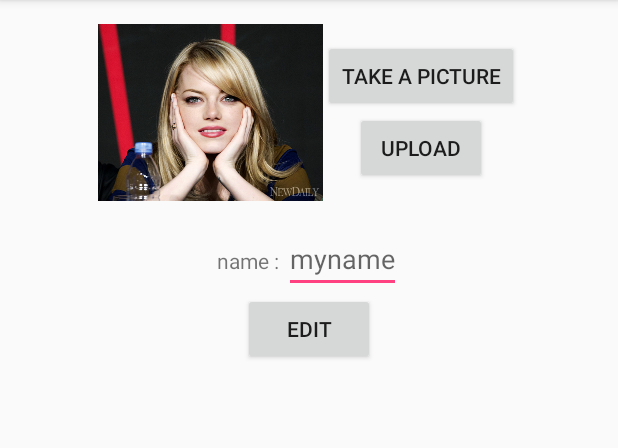
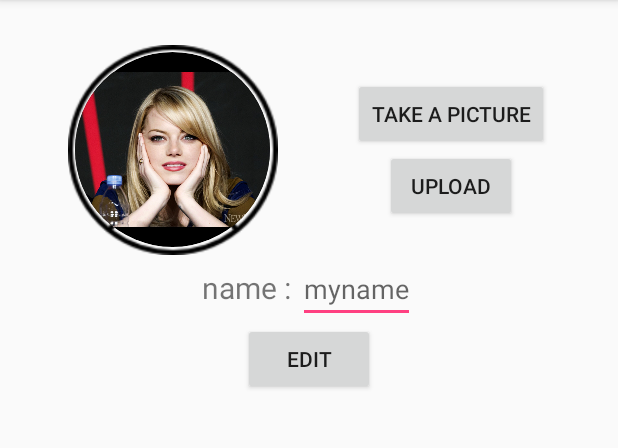
Before and after one commit to 1hanhb/Racing3, an Android app: the EditActivity screen opened directly, with no data from a screen before it, on a phone screen of 412 x 824 dp, the part 84-532 px from its top. Run offline under Robolectric (Android 15) with nearby library versions, the phone set to English and light mode, and no system bars.

Commit message:
2017.04.07 프로필 사진 완료 + 로딩화면 추가 2017.04.08 이미지 겹치기 추가

```diff
--- a/app/src/main/java/com/example/munak/comptest/EditActivity.java
+++ b/app/src/main/java/com/example/munak/comptest/EditActivity.java
@@ -2,6 +2,8 @@ package com.example.munak.comptest;
 
 import android.content.Intent;
 import android.graphics.Bitmap;
+import android.graphics.drawable.ShapeDrawable;
+import android.graphics.drawable.shapes.OvalShape;
 import android.net.Uri;
 import android.os.Bundle;
 import android.os.Environment;
@@ -35,6 +37,8 @@ public class EditActivity extends AppCompatActivity {
         setContentView(R.layout.activity_edit);
 
         iv_UserPhoto = (ImageView) findViewById(R.id.editProfile);
+        iv_UserPhoto.setBackground(new ShapeDrawable(new OvalShape()));
+        iv_UserPhoto.setClipToOutline(true);
 
         Button editPicture = (Button) findViewById(R.id.editPicture);
         editPicture.setOnClickListener(new View.OnClickListener() {
--- a/app/src/main/res/layout/activity_edit.xml
+++ b/app/src/main/res/layout/activity_edit.xml
@@ -8,15 +8,31 @@
     <LinearLayout
         android:layout_width="wrap_content"
         android:layout_height="wrap_content"
+        android:layout_marginTop="30dp"
         android:orientation="horizontal"
         android:layout_gravity="center"
         android:gravity="center">
 
-        <ImageView
-            android:id="@+id/editProfile"
-            android:layout_width="150dp"
-            android:layout_height="150dp"
-            android:src="@drawable/emma2"/>
+        <FrameLayout
+            android:layout_width="wrap_content"
+            android:layout_height="wrap_content"
+            android:layout_marginRight="50dp">
+
+            <ImageView
+                android:id="@+id/editProfileEdge"
+                android:layout_width="140dp"
+                android:layout_height="140dp"
+                android:layout_gravity="center"
+                android:src="@drawable/edge_icon"/>
+
+            <ImageView
+                android:id="@+id/editProfile"
+                android:layout_width="130dp"
+                android:layout_height="130dp"
+                android:layout_gravity="center"
+                android:src="@drawable/emma2"/>
+
+        </FrameLayout>
 
         <LinearLayout
             android:layout_width="wrap_content"
@@ -49,7 +65,8 @@
         <TextView
             android:layout_width="wrap_content"
             android:layout_height="wrap_content"
-            android:text="name : "/>
+            android:text="name : "
+            android:textSize="20dp"/>
 
         <EditText
             android:layout_width="wrap_content"
```
Also changed, not shown: app/src/main/res/layout/activity_main.xml (+23 -7 lines), app/src/main/res/drawable/edge_icon.png (added).
